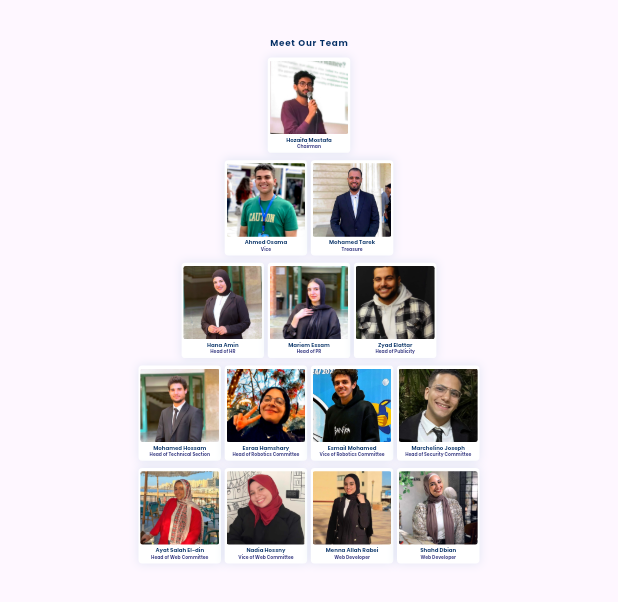
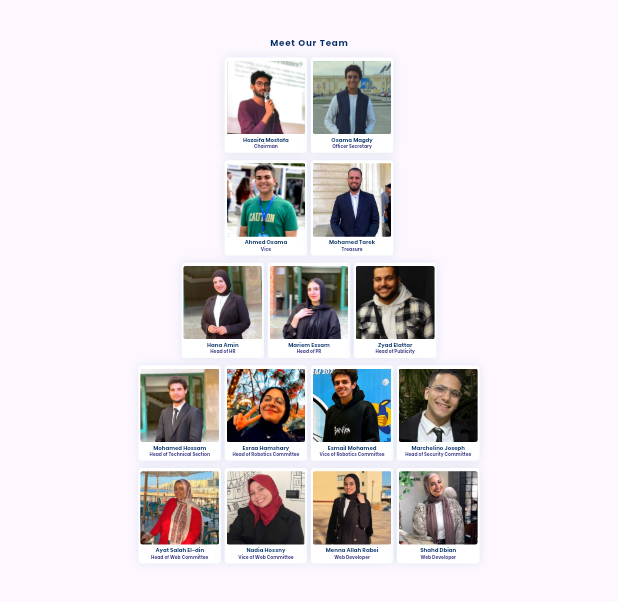
Before and after one commit to AyatSalahEl-din/IEEE_Website, a Flutter app: the OurTeamSection widget shown alone on an empty page, opened directly, on a phone screen of 412 x 824 dp. Shown: the top 602 px of the screen. Run offline on Flutter 3.47's test engine with Material 3 defaults, Android fonts, the phone set to English and light mode, and no system bars; our stand-ins replace carousel_slider, cloud_firestore, firebase_core, flutter_screenutil, google_fonts, video_player; accounts and stored records are empty.

```diff
--- a/lib/Home_Screen/teammemberclass.dart
+++ b/lib/Home_Screen/teammemberclass.dart
@@ -21,6 +21,11 @@ class OurTeamSection extends StatelessWidget {
         imagePath: 'assets/images/hozaifa.png',
         name: "Hozaifa Mostafa",
         jobTitle: 'Chairman',
+      ),
+      TeamMember(
+        imagePath: 'assets/images/osama.jpg',
+        name: "Osama Magdy",
+        jobTitle: 'Officer Secretary',
       ),
     ],
     [
--- a/lib/Wall Of Honur/wallofhonur.dart
+++ /dev/null
@@ -1,14 +0,0 @@
-import 'package:flutter/material.dart';
-
-class WallofHonur extends StatefulWidget {
-  static const String routeName = 'wall_of_honur';
-  final TabController? tabController; // ✅ Make TabController optional
-
-  WallofHonur({super.key, this.tabController}); // ✅ Default to null
-
-  @override
-  State<StatefulWidget> createState() {
-    // TODO: implement createState
-    throw UnimplementedError();
-  }
-}
--- a/lib/main.dart
+++ b/lib/main.dart
@@ -10,7 +10,6 @@ import 'package:ieee_website/Our%20Work/Events/events.dart';
 import 'package:ieee_website/Our%20Work/Projects/projects.dart';
 import 'package:ieee_website/Themes/my_theme.dart';
 import 'package:ieee_website/Tools&Features/tools.dart';
-import 'package:ieee_website/Wall%20Of%20Honur/wallofhonur.dart';
 import 'package:firebase_core/firebase_core.dart';
 import 'firebase_options.dart';
 
@@ -45,7 +44,6 @@ class MyApp extends StatelessWidget {
             JoinUs.routeName: (context) => JoinUs(),
             Base.routeName: (context) => Base(),
             FAQ.routeName: (context) => FAQ(),
-            WallofHonur.routeName: (context) => WallofHonur(),
           },
         );
       },
```
Also changed, not shown: lib/Base/base.dart (+5 -8 lines), assets/images/osama.jpg (added).
